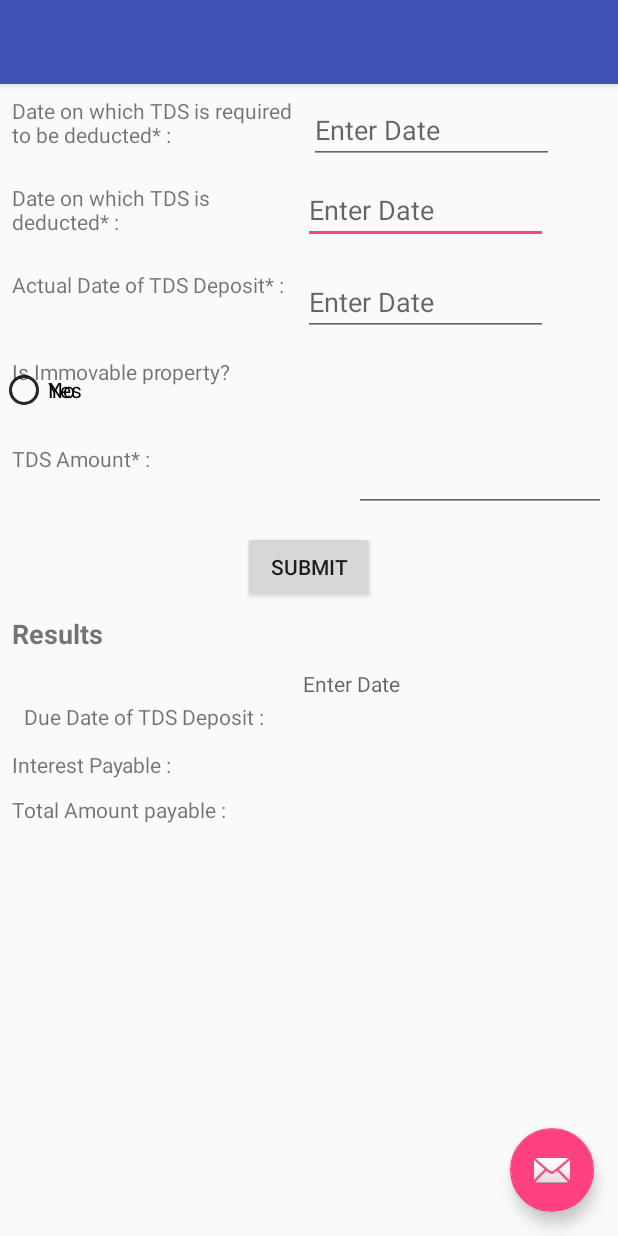
After one commit to sunnybedi990/The-Tax-App, an Android app: the tds_interest_calculator screen opened directly, with no data from a screen before it, on a phone screen of 412 x 824 dp. The commit adds this screen. Run offline under Robolectric (Android 15) with nearby library versions, the phone set to English and light mode, and no system bars.

Commit message:
tds interest calculator

```diff
--- a/app/src/main/AndroidManifest.xml
+++ b/app/src/main/AndroidManifest.xml
@@ -24,6 +24,11 @@
             android:name=".tds_category"
             android:label="@string/title_activity_tds_category"
             android:theme="@style/AppTheme" />
+        <activity android:name=".tds_calculator" />
+        <activity
+            android:name=".tds_interest_calculator"
+            android:label="@string/title_activity_tds_interest_calculator"
+            android:theme="@style/AppTheme.NoActionBar"></activity>
     </application>
 
 </manifest>
--- /dev/null
+++ b/app/src/main/java/com/dalbeer/sunnybedi/taxes/tds_calculator.java
@@ -0,0 +1,72 @@
+package com.dalbeer.sunnybedi.taxes;
+
+import android.support.v7.app.AppCompatActivity;
+import android.os.Bundle;
+
+public class tds_calculator extends AppCompatActivity {
+    private String tds;
+    @Override
+    protected void onCreate(Bundle savedInstanceState) {
+        super.onCreate(savedInstanceState);
+        setContentView(R.layout.activity_tds_calculator);
+
+
+
+
+        if(tds.equals("192")){
+
+        }
+        if (tds.equals("193")) {
+
+        }
+        if (tds.equals("194a")) {
+
+        }
+        if (tds.equals("194b")) {
+
+        }
+        if (tds.equals("194bb")) {
+
+        }
+        if (tds.equals("194c")) {
+
+        }
+        if (tds.equals("194d")) {
+
+        }
+        if (tds.equals("194da")) {
+
+        }
+        if (tds.equals("194ee")) {
+
+        }
+        if (tds.equals("194f")) {
+
+        } if (tds.equals("194g")) {
+
+        } if (tds.equals("194h")) {
+
+        }
+        if (tds.equals("194ia")) {
+
+        }
+        if (tds.equals("194ib")) {
+
+        }
+        if (tds.equals("194j")) {
+
+        }
+        if (tds.equals("194k")) {
+
+        }
+        if (tds.equals("194la")) {
+
+        }
+        if (tds.equals("194lba")) {
+
+        }
+
+
+
+    }
+}
--- /dev/null
+++ b/app/src/main/java/com/dalbeer/sunnybedi/taxes/tds_interest_calculator.java
@@ -0,0 +1,103 @@
+package com.dalbeer.sunnybedi.taxes;
+
+import android.os.Bundle;
+import android.support.v7.app.AppCompatActivity;
+import android.util.Log;
+import android.view.View;
+import android.widget.Button;
+import android.widget.EditText;
+import android.widget.RadioButton;
+import android.widget.TextView;
+
+import java.text.DateFormat;
+import java.text.ParseException;
+import java.text.SimpleDateFormat;
+import java.util.Calendar;
+import java.util.Date;
+import java.util.Locale;
+import java.util.concurrent.TimeUnit;
+
+public class tds_interest_calculator extends AppCompatActivity {
+    public static final String DATE_FORMAT = "d/M/yyyy";
+    EditText date_of_deduction;
+    EditText date_of_deduction_required;
+    EditText month_of_deduction;
+    Boolean immovbleproperty;
+    RadioButton yes, no;
+    TextView interestamount, totalamount, duedate;
+    String notdeducted;
+    String notpaid, lastdate;
+    private Button submit;
+
+    @Override
+    protected void onCreate(Bundle savedInstanceState) {
+        super.onCreate(savedInstanceState);
+        setContentView(R.layout.activity_tds_interest_calculator);
+        setTitle("Interest Calculator");
+        date_of_deduction = (EditText)findViewById(R.id.editText_deductiondate);
+        date_of_deduction_required = (EditText) findViewById(R.id.editText_reqdeductiondate);
+        month_of_deduction = (EditText) findViewById(R.id.editText_actualdate);
+        yes = (RadioButton)findViewById(R.id.radioButton_yes_immo);
+        no = (RadioButton)findViewById(R.id.radioButton_no_immo);
+        interestamount = (TextView)findViewById(R.id.textView_interesrttds);
+        totalamount = (TextView)findViewById(R.id.textView_tdstotalamountpayable);
+        duedate = (TextView)findViewById(R.id.textview_tdsduedate);
+        submit = (Button)findViewById(R.id.button_submit_tdsinterest);
+
+        submit.setOnClickListener(new View.OnClickListener() {
+            @Override
+            public void onClick(View v) {
+                DateFormat sdf = new SimpleDateFormat("dd/MM/yyyy");
+                String today = date_of_deduction.getText().toString();
+                Calendar calendar = Calendar.getInstance();
+                try {
+                    calendar.setTime(sdf.parse(today));
+                } catch (ParseException e) {
+                    e.printStackTrace();
+                }
+
+                calendar.add(Calendar.MONTH, 1);
+                calendar.set(Calendar.DAY_OF_MONTH, 1);
+                calendar.add(Calendar.DATE, -1);
+
+                Date lastDayOfMonth = calendar.getTime();
+
+
+                lastdate = sdf.format(lastDayOfMonth);
+
+                Log.e("hua", "onClick: " );
+                Log.e("hua", duedate.toString() );
+                Log.e("hua", month_of_deduction.getText().toString() );
+                Log.e("hua", date_of_deduction.getText().toString() );
+                Log.e("hua", date_of_deduction_required.getText().toString() );
+                Log.e("huakya", lastdate );
+                notdeducted = String.valueOf(getDaysBetweenDates(duedate.getText().toString(),lastdate));
+                Log.e("hua", notdeducted );
+                notpaid = String.valueOf(getDaysBetweenDates(date_of_deduction_required.getText().toString(),date_of_deduction.getText().toString()));
+                Log.e("hua", notpaid);
+                interestamount.setText(notdeducted);
+                totalamount.setText(notpaid);
+            }
+        });
+
+
+    }
+    public static long getDaysBetweenDates(String start, String end) {
+        SimpleDateFormat dateFormat = new SimpleDateFormat(DATE_FORMAT, Locale.ENGLISH);
+        Date startDate, endDate;
+        long numberOfDays = 0;
+        try {
+            startDate = dateFormat.parse(start);
+            endDate = dateFormat.parse(end);
+            numberOfDays = getUnitBetweenDates(startDate, endDate, TimeUnit.DAYS);
+        } catch (ParseException e) {
+            e.printStackTrace();
+        }
+        return numberOfDays;
+    }
+
+    private static long getUnitBetweenDates(Date startDate, Date endDate, TimeUnit unit) {
+        long timeDiff = endDate.getTime() - startDate.getTime();
+        return unit.convert(timeDiff, TimeUnit.MILLISECONDS);
+    }
+}
--- /dev/null
+++ b/app/src/main/res/layout/activity_tds_calculator.xml
@@ -0,0 +1,9 @@
+<?xml version="1.0" encoding="utf-8"?>
+<android.support.constraint.ConstraintLayout xmlns:android="http://schemas.android.com/apk/res/android"
+    xmlns:app="http://schemas.android.com/apk/res-auto"
+    xmlns:tools="http://schemas.android.com/tools"
+    android:layout_width="match_parent"
+    android:layout_height="match_parent"
+    tools:context="com.dalbeer.sunnybedi.taxes.tds_calculator">
+
+</android.support.constraint.ConstraintLayout>
--- /dev/null
+++ b/app/src/main/res/layout/activity_tds_interest_calculator.xml
@@ -0,0 +1,33 @@
+<?xml version="1.0" encoding="utf-8"?>
+<android.support.design.widget.CoordinatorLayout xmlns:android="http://schemas.android.com/apk/res/android"
+    xmlns:app="http://schemas.android.com/apk/res-auto"
+    xmlns:tools="http://schemas.android.com/tools"
+    android:layout_width="match_parent"
+    android:layout_height="match_parent"
+    tools:context="com.dalbeer.sunnybedi.taxes.tds_interest_calculator">
+
+    <android.support.design.widget.AppBarLayout
+        android:layout_width="match_parent"
+        android:layout_height="wrap_content"
+        android:theme="@style/AppTheme.AppBarOverlay">
+
+        <android.support.v7.widget.Toolbar
+            android:id="@+id/toolbar"
+            android:layout_width="match_parent"
+            android:layout_height="?attr/actionBarSize"
+            android:background="?attr/colorPrimary"
+            app:popupTheme="@style/AppTheme.PopupOverlay" />
+
+    </android.support.design.widget.AppBarLayout>
+
+    <include layout="@layout/content_tds_interest_calculator" />
+
+    <android.support.design.widget.FloatingActionButton
+        android:id="@+id/fab"
+        android:layout_width="wrap_content"
+        android:layout_height="wrap_content"
+        android:layout_gravity="bottom|end"
+        android:layout_margin="@dimen/fab_margin"
+        app:srcCompat="@android:drawable/ic_dialog_email" />
+
+</android.support.design.widget.CoordinatorLayout>
--- /dev/null
+++ b/app/src/main/res/layout/content_tds_interest_calculator.xml
@@ -0,0 +1,246 @@
+<?xml version="1.0" encoding="utf-8"?>
+<android.support.constraint.ConstraintLayout xmlns:android="http://schemas.android.com/apk/res/android"
+    xmlns:app="http://schemas.android.com/apk/res-auto"
+    xmlns:tools="http://schemas.android.com/tools"
+    android:layout_width="match_parent"
+    android:layout_height="match_parent"
+    app:layout_behavior="@string/appbar_scrolling_view_behavior"
+    tools:context="com.dalbeer.sunnybedi.taxes.tds_interest_calculator"
+    tools:showIn="@layout/activity_tds_interest_calculator">
+
+    <TextView
+        android:id="@+id/textView_tdstotalamountpayable"
+        android:layout_width="141dp"
+        android:layout_height="22dp"
+        android:layout_marginEnd="8dp"
+        android:layout_marginLeft="16dp"
+        android:layout_marginStart="188dp"
+        android:layout_marginTop="8dp"
+        app:layout_constraintEnd_toEndOf="parent"
+        app:layout_constraintHorizontal_bias="0.51"
+        app:layout_constraintLeft_toLeftOf="parent"
+        app:layout_constraintStart_toStartOf="parent"
+        app:layout_constraintTop_toBottomOf="@+id/textView_interesrttds" />
+
+    <TextView
+        android:id="@+id/textView12"
+        android:layout_width="191dp"
+        android:layout_height="27dp"
+        android:layout_marginLeft="16dp"
+        android:layout_marginStart="8dp"
+        android:layout_marginTop="8dp"
+        android:text="Total Amount payable :"
+        app:layout_constraintLeft_toLeftOf="parent"
+        app:layout_constraintStart_toStartOf="parent"
+        app:layout_constraintTop_toBottomOf="@+id/textView10" />
+
+    <TextView
+        android:id="@+id/textView_interesrttds"
+        android:layout_width="141dp"
+        android:layout_height="22dp"
+        android:layout_marginEnd="8dp"
+        android:layout_marginLeft="16dp"
+        android:layout_marginStart="188dp"
+        android:layout_marginTop="8dp"
+        app:layout_constraintEnd_toEndOf="parent"
+        app:layout_constraintLeft_toLeftOf="parent"
+        app:layout_constraintStart_toStartOf="parent"
+        app:layout_constraintTop_toBottomOf="@+id/textview_tdsduedate" />
+
+    <TextView
+        android:id="@+id/textView10"
+        android:layout_width="141dp"
+        android:layout_height="22dp"
+        android:layout_marginLeft="16dp"
+        android:layout_marginStart="8dp"
+        android:layout_marginTop="8dp"
+        android:text="Interest Payable :"
+        app:layout_constraintLeft_toLeftOf="parent"
+        app:layout_constraintStart_toStartOf="parent"
+        app:layout_constraintTop_toBottomOf="@+id/textView8" />
+
+    <TextView
+        android:id="@+id/textView8"
+        android:layout_width="190dp"
+        android:layout_height="24dp"
+        android:layout_marginLeft="16dp"
+        android:layout_marginTop="8dp"
+        android:text="Due Date of TDS Deposit :"
+        app:layout_constraintLeft_toLeftOf="parent"
+        app:layout_constraintStart_toStartOf="parent"
+        app:layout_constraintTop_toBottomOf="@+id/textView7" />
+
+    <TextView
+        android:id="@+id/textview_tdsduedate"
+        android:layout_width="163dp"
+        android:layout_height="46dp"
+        android:layout_marginRight="16dp"
+        android:layout_marginStart="4dp"
+        android:layout_marginTop="44dp"
+        android:ems="10"
+        android:hint="Enter Date"
+        android:inputType="date"
+        app:layout_constraintRight_toRightOf="parent"
+        app:layout_constraintStart_toEndOf="@+id/textView"
+        app:layout_constraintTop_toBottomOf="@+id/button_submit_tdsinterest" />
+
+    <TextView
+        android:id="@+id/textView7"
+        android:layout_width="190dp"
+        android:layout_height="50dp"
+        android:layout_marginLeft="16dp"
+        android:layout_marginStart="8dp"
+        android:layout_marginTop="8dp"
+        android:text="Results"
+        android:textSize="18sp"
+        android:textStyle="bold"
+        app:layout_constraintLeft_toLeftOf="parent"
+        app:layout_constraintStart_toStartOf="parent"
+        app:layout_constraintTop_toBottomOf="@+id/button_submit_tdsinterest" />
+
+    <TextView
+        android:id="@+id/textView3"
+        android:layout_width="190dp"
+        android:layout_height="50dp"
+        android:layout_marginLeft="16dp"
+        android:layout_marginStart="8dp"
+        android:layout_marginTop="8dp"
+        android:text="Date on which TDS is deducted* :"
+        app:layout_constraintLeft_toLeftOf="parent"
+        app:layout_constraintStart_toStartOf="parent"
+        app:layout_constraintTop_toBottomOf="@+id/textView2" />
+
+    <EditText
+        android:id="@+id/editText_deductiondate"
+        android:layout_width="163dp"
+        android:layout_height="wrap_content"
+        android:layout_marginRight="16dp"
+        android:layout_marginStart="4dp"
+        android:layout_marginTop="8dp"
+        android:ems="10"
+        android:hint="Enter Date"
+        android:inputType="date"
+        app:layout_constraintRight_toRightOf="parent"
+        app:layout_constraintStart_toEndOf="@+id/textView"
+        app:layout_constraintTop_toBottomOf="@+id/editText_reqdeductiondate" />
+
+    <TextView
+        android:id="@+id/textView2"
+        android:layout_width="190dp"
+        android:layout_height="50dp"
+        android:layout_marginLeft="16dp"
+        android:layout_marginStart="8dp"
+        android:layout_marginTop="8dp"
+        android:text="Date on which TDS is required to be deducted* :"
+        app:layout_constraintLeft_toLeftOf="parent"
+        app:layout_constraintStart_toStartOf="parent"
+        app:layout_constraintTop_toTopOf="parent" />
+
+    <EditText
+        android:id="@+id/editText_reqdeductiondate"
+        android:layout_width="163dp"
+        android:layout_height="wrap_content"
+        android:layout_marginRight="16dp"
+        android:layout_marginStart="8dp"
+        android:layout_marginTop="8dp"
+        android:ems="10"
+        android:hint="Enter Date"
+        android:inputType="date"
+        app:layout_constraintRight_toRightOf="parent"
+        app:layout_constraintStart_toEndOf="@+id/textView"
+        app:layout_constraintTop_toTopOf="parent" />
+
+    <TextView
+        android:id="@+id/textView"
+        android:layout_width="190dp"
+        android:layout_height="50dp"
+        android:layout_marginLeft="16dp"
+        android:layout_marginStart="8dp"
+        android:layout_marginTop="8dp"
+        android:text="Actual Date of TDS Deposit* :"
+        app:layout_constraintLeft_toLeftOf="parent"
+        app:layout_constraintStart_toStartOf="parent"
+        app:layout_constraintTop_toBottomOf="@+id/textView3" />
+
+    <TextView
+        android:id="@+id/textView5"
+        android:layout_width="190dp"
+        android:layout_height="50dp"
+        android:layout_marginLeft="16dp"
+        android:layout_marginStart="8dp"
+        android:layout_marginTop="8dp"
+        android:text="Is Immovable property?"
+        app:layout_constraintLeft_toLeftOf="parent"
+        app:layout_constraintStart_toStartOf="parent"
+        app:layout_constraintTop_toBottomOf="@+id/textView" />
+
+    <TextView
+        android:id="@+id/textView6"
+        android:layout_width="190dp"
+        android:layout_height="50dp"
+        android:layout_marginLeft="16dp"
+        android:layout_marginStart="8dp"
+        android:layout_marginTop="8dp"
+        android:text="TDS Amount* :"
+        app:layout_constraintLeft_toLeftOf="parent"
+        app:layout_constraintStart_toStartOf="parent"
+        app:layout_constraintTop_toBottomOf="@+id/textView5" />
+
+    <EditText
+        android:id="@+id/editText_actualdate"
+        android:layout_width="163dp"
+        android:layout_height="wrap_content"
+        android:layout_marginRight="16dp"
+        android:layout_marginStart="4dp"
+        android:layout_marginTop="16dp"
+        android:ems="10"
+        android:hint="Enter Date"
+        android:inputType="date"
+        app:layout_constraintRight_toRightOf="parent"
+        app:layout_constraintStart_toEndOf="@+id/textView"
+        app:layout_constraintTop_toBottomOf="@+id/editText_deductiondate" />
+
+    <RadioButton
+        android:id="@+id/radioButton_yes_immo"
+        android:layout_width="wrap_content"
+        android:layout_height="wrap_content"
+        android:layout_marginTop="20dp"
+        android:text="Yes"
+        app:layout_constraintTop_toBottomOf="@+id/editText_actualdate"
+        tools:layout_editor_absoluteX="212dp" />
+
+    <RadioButton
+        android:id="@+id/radioButton_no_immo"
+        android:layout_width="wrap_content"
+        android:layout_height="wrap_content"
+        android:layout_marginTop="20dp"
+        android:text="No"
+        app:layout_constraintTop_toBottomOf="@+id/editText_actualdate"
+        tools:layout_editor_absoluteX="282dp" />
+
+    <EditText
+        android:id="@+id/editText_amounttds"
+        android:layout_width="168dp"
+        android:layout_height="wrap_content"
+        android:layout_marginEnd="8dp"
+        android:layout_marginRight="16dp"
+        android:layout_marginStart="8dp"
+        android:layout_marginTop="20dp"
+        android:ems="10"
+        android:inputType="numberDecimal"
+        app:layout_constraintEnd_toEndOf="parent"
+        app:layout_constraintHorizontal_bias="1.0"
+        app:layout_constraintRight_toRightOf="parent"
+        app:layout_constraintStart_toEndOf="@+id/textView6"
+        app:layout_constraintTop_toBottomOf="@+id/radioButton_no_immo" />
+
+    <Button
+        android:id="@+id/button_submit_tdsinterest"
+        android:layout_width="wrap_content"
+        android:layout_height="wrap_content"
+        android:layout_marginTop="8dp"
+        android:text="Submit"
+        app:layout_constraintLeft_toLeftOf="parent"
+        app:layout_constraintRight_toRightOf="parent"
+        app:layout_constraintTop_toBottomOf="@+id/textView6" />
+</android.support.constraint.ConstraintLayout>
--- a/app/src/main/res/values/strings.xml
+++ b/app/src/main/res/values/strings.xml
@@ -91,4 +91,5 @@
     </string>
     <string name="action_settings">Settings</string>
     <string name="title_activity_tds_category">tds_category</string>
+    <string name="title_activity_tds_interest_calculator">tds_interest_calculator</string>
 </resources>
```
